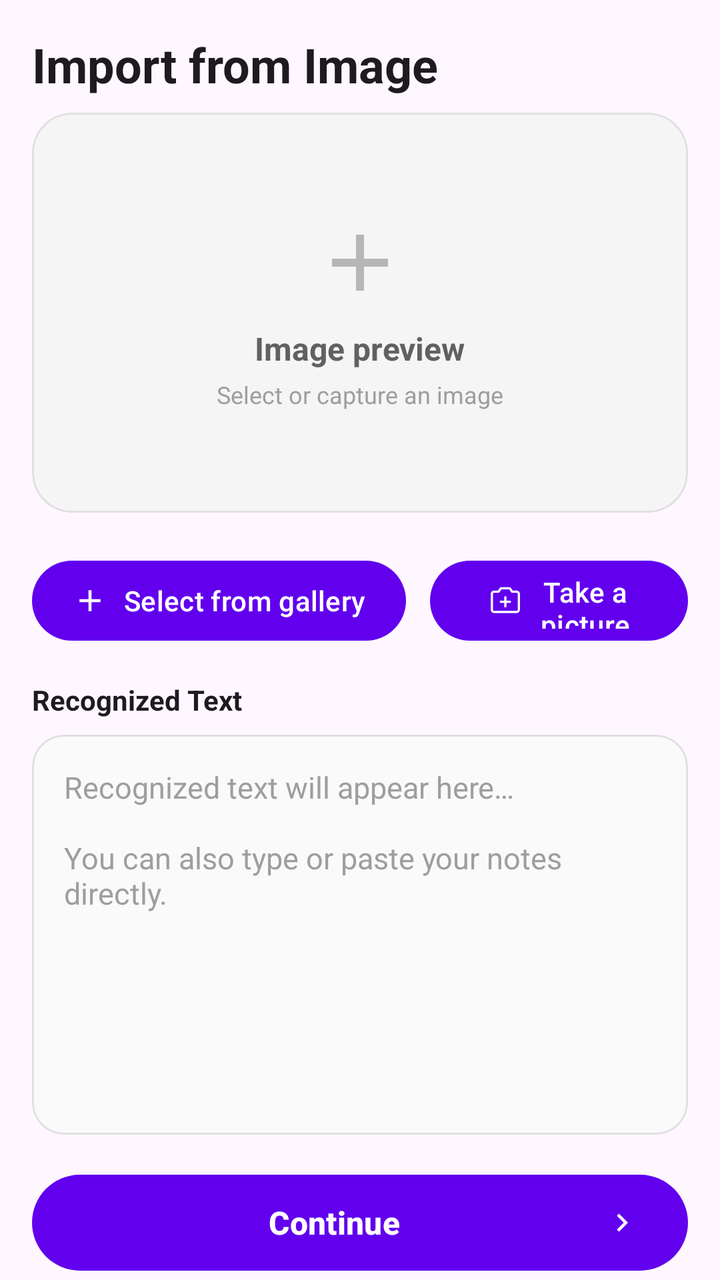
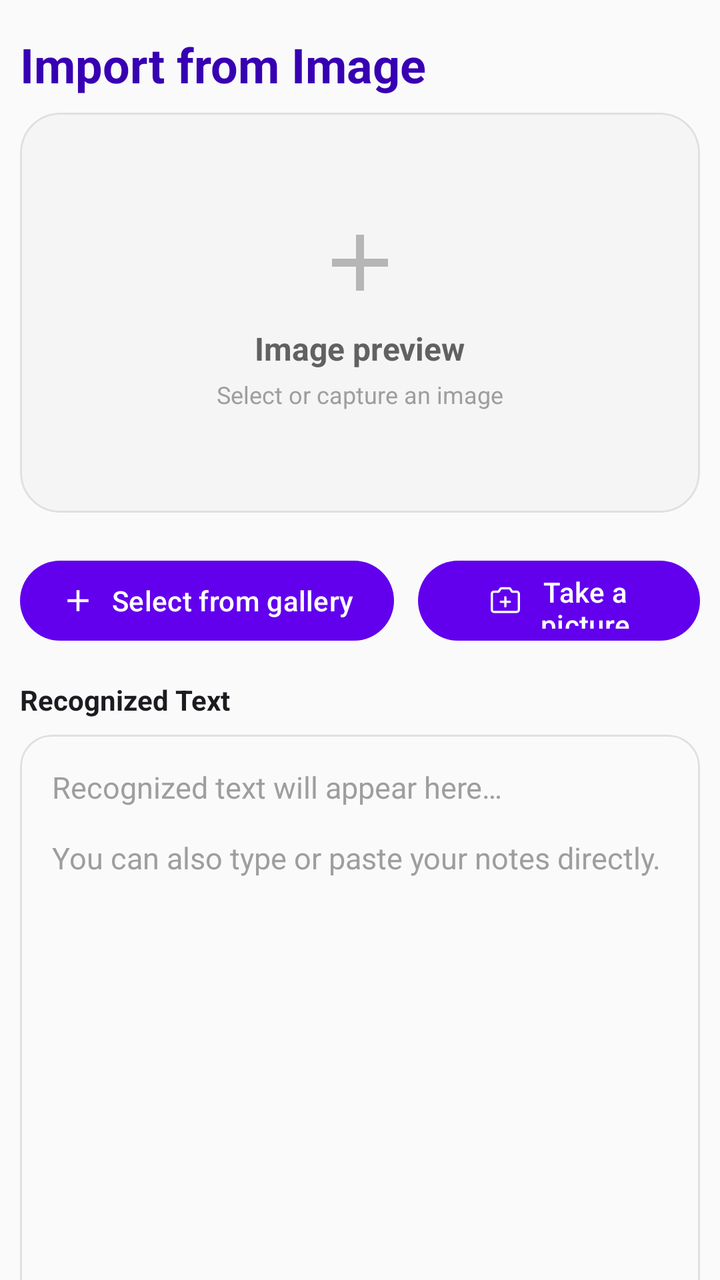

Two renders of the same Android screen: before a commit and after it. Below are the layout's source before the change and the commit's diff.
<!-- AndroidManifest.xml: application theme Theme.BrainByte -->
<!-- res/layout/fragment_import.xml -->
<?xml version="1.0" encoding="utf-8"?>
<androidx.core.widget.NestedScrollView xmlns:android="http://schemas.android.com/apk/res/android"
    xmlns:app="http://schemas.android.com/apk/res-auto"
    xmlns:tools="http://schemas.android.com/tools"
    android:layout_width="match_parent"
    android:layout_height="match_parent"
    android:background="?attr/colorSurface"
    tools:context=".ImportFragment">

    <androidx.constraintlayout.widget.ConstraintLayout
        android:layout_width="match_parent"
        android:layout_height="wrap_content"
        android:padding="16dp">

    
    <TextView
        android:id="@+id/headerTitle"
        android:layout_width="0dp"
        android:layout_height="wrap_content"
        android:text="@string/import_header_title"
        android:textColor="?attr/colorOnSurface"
        android:textSize="24sp"
        android:textStyle="bold"
        android:layout_marginBottom="16dp"
        android:paddingBottom="8dp"
        app:layout_constraintEnd_toEndOf="parent"
        app:layout_constraintStart_toStartOf="parent"
        app:layout_constraintTop_toTopOf="parent" />

    
    <com.google.android.material.card.MaterialCardView
        android:id="@+id/imagePreviewCard"
        android:layout_width="0dp"
        android:layout_height="200dp"
        app:cardBackgroundColor="#F5F5F5"
        app:cardCornerRadius="20dp"
        app:cardElevation="0dp"
        app:strokeColor="#E0E0E0"
        app:strokeWidth="1dp"
        app:layout_constraintEnd_toEndOf="parent"
        app:layout_constraintStart_toStartOf="parent"
        app:layout_constraintTop_toBottomOf="@id/headerTitle">

        <FrameLayout
            android:layout_width="match_parent"
            android:layout_height="match_parent">

            <ImageView
                android:id="@+id/imagePreview"
                android:layout_width="match_parent"
                android:layout_height="match_parent"
                android:contentDescription="@string/import_image_content_description"
                android:scaleType="centerCrop"
                android:visibility="gone"
                tools:visibility="gone" />

            
            <LinearLayout
                android:id="@+id/placeholderContainer"
                android:layout_width="wrap_content"
                android:layout_height="wrap_content"
                android:layout_gravity="center"
                android:gravity="center"
                android:orientation="vertical">

                <ImageView
                    android:layout_width="48dp"
                    android:layout_height="48dp"
                    android:layout_marginBottom="8dp"
                    android:src="@drawable/ic_add"
                    android:alpha="0.5"
                    android:contentDescription="@string/import_placeholder_icon"
                    app:tint="#757575" />

                <TextView
                    android:id="@+id/imagePlaceholderText"
                    android:layout_width="wrap_content"
                    android:layout_height="wrap_content"
                    android:text="@string/import_image_preview"
                    android:textColor="#616161"
                    android:textSize="16sp"
                    android:textStyle="bold" />

                <TextView
                    android:layout_width="wrap_content"
                    android:layout_height="wrap_content"
                    android:layout_marginTop="4dp"
                    android:text="@string/import_image_preview_hint"
                    android:textColor="#9E9E9E"
                    android:textSize="12sp" />

            </LinearLayout>

            
            <ProgressBar
                android:id="@+id/progressBar"
                android:layout_width="48dp"
                android:layout_height="48dp"
                android:layout_gravity="center"
                android:visibility="gone"
                android:indeterminateTint="#6200EE"
                tools:visibility="gone" />

        </FrameLayout>

    </com.google.android.material.card.MaterialCardView>

    
    <LinearLayout
        android:id="@+id/buttonsContainer"
        android:layout_width="0dp"
        android:layout_height="wrap_content"
        android:layout_marginTop="20dp"
        android:gravity="center"
        android:orientation="horizontal"
        app:layout_constraintEnd_toEndOf="parent"
        app:layout_constraintStart_toStartOf="parent"
        app:layout_constraintTop_toBottomOf="@id/imagePreviewCard">

        <com.google.android.material.button.MaterialButton
            android:id="@+id/btnSelectFromGallery"
            android:layout_width="wrap_content"
            android:layout_height="48dp"
            android:layout_marginEnd="12dp"
            android:paddingStart="20dp"
            android:paddingEnd="20dp"
            android:text="@string/import_select_from_gallery"
            android:textAllCaps="false"
            android:textSize="14sp"
            app:backgroundTint="#6200EE"
            app:cornerRadius="24dp"
            app:icon="@drawable/ic_add"
            app:iconGravity="textStart"
            app:iconPadding="8dp"
            app:iconTint="@color/white" />

        <com.google.android.material.button.MaterialButton
            android:id="@+id/btnTakePicture"
            android:layout_width="wrap_content"
            android:layout_height="48dp"
            android:paddingStart="20dp"
            android:paddingEnd="20dp"
            android:text="@string/import_take_picture"
            android:textAllCaps="false"
            android:textSize="14sp"
            app:backgroundTint="#6200EE"
            app:cornerRadius="24dp"
            app:icon="@drawable/ic_camera_plus"
            app:iconGravity="textStart"
            app:iconPadding="8dp"
            app:iconTint="@color/white" />

    </LinearLayout>

    
    <TextView
        android:id="@+id/recognizedTextLabel"
        android:layout_width="0dp"
        android:layout_height="wrap_content"
        android:layout_marginTop="16dp"
        android:text="@string/import_recognized_text"
        android:textColor="?attr/colorOnSurface"
        android:textSize="14sp"
        android:textStyle="bold"
        app:layout_constraintEnd_toEndOf="parent"
        app:layout_constraintStart_toStartOf="parent"
        app:layout_constraintTop_toBottomOf="@id/buttonsContainer" />

    <com.google.android.material.card.MaterialCardView
        android:id="@+id/recognizedTextCard"
        android:layout_width="0dp"
        android:layout_height="wrap_content"
        android:layout_marginTop="8dp"
        android:minHeight="200dp"
        app:cardBackgroundColor="#FAFAFA"
        app:cardCornerRadius="16dp"
        app:cardElevation="0dp"
        app:strokeColor="#E0E0E0"
        app:strokeWidth="1dp"
        app:layout_constraintEnd_toEndOf="parent"
        app:layout_constraintStart_toStartOf="parent"
        app:layout_constraintTop_toBottomOf="@id/recognizedTextLabel">

        <EditText
            android:id="@+id/recognizedTextView"
            android:layout_width="match_parent"
            android:layout_height="wrap_content"
            android:autofillHints="none"
            android:background="@android:color/transparent"
            android:gravity="top|start"
            android:hint="@string/import_recognized_text_hint"
            android:inputType="textMultiLine"
            android:minHeight="200dp"
            android:padding="16dp"
            android:textColor="#424242"
            android:textColorHint="#9E9E9E"
            android:textSize="15sp" />

    </com.google.android.material.card.MaterialCardView>

    
    <com.google.android.material.button.MaterialButton
        android:id="@+id/btnNext"
        android:layout_width="0dp"
        android:layout_height="56dp"
        android:layout_marginTop="16dp"
        android:layout_marginBottom="16dp"
        android:text="@string/import_continue"
        android:textAllCaps="false"
        android:textSize="16sp"
        android:textStyle="bold"
        app:backgroundTint="#6200EE"
        app:cornerRadius="28dp"
        app:icon="@drawable/ic_chevron_right"
        app:iconGravity="end"
        app:iconPadding="8dp"
        app:iconTint="@color/white"
        app:layout_constraintEnd_toEndOf="parent"
        app:layout_constraintStart_toStartOf="parent"
        app:layout_constraintTop_toBottomOf="@id/recognizedTextCard" />

    </androidx.constraintlayout.widget.ConstraintLayout>

</androidx.core.widget.NestedScrollView>
<!-- resources referenced by this layout -->
<resources>
  <color name="white">#FFFFFFFF</color>
  <!-- drawable ic_add (drawable) -->
  <vector xmlns:android="http://schemas.android.com/apk/res/android" android:height="24dp" android:tint="#000000" android:viewportHeight="24" android:viewportWidth="24" android:width="24dp">
        
      <path android:fillColor="@android:color/white" android:pathData="M19,13h-6v6h-2v-6H5v-2h6V5h2v6h6v2z"/>
      
  </vector>
  <!-- drawable ic_camera_plus (drawable) -->
  <vector xmlns:android="http://schemas.android.com/apk/res/android"
      android:width="48dp"
      android:height="48dp"
      android:viewportWidth="256"
      android:viewportHeight="256">
    <path
        android:pathData="M168,136a8,8 0,0 1,-8 8L136,144v24a8,8 0,0 1,-16 0L120,144L96,144a8,8 0,0 1,0 -16h24L120,104a8,8 0,0 1,16 0v24h24A8,8 0,0 1,168 136ZM232,80L232,192a24,24 0,0 1,-24 24L48,216a24,24 0,0 1,-24 -24L24,80A24,24 0,0 1,48 56L75.72,56L87,39.12A16,16 0,0 1,100.28 32h55.44A16,16 0,0 1,169 39.12L180.28,56L208,56A24,24 0,0 1,232 80ZM216,80a8,8 0,0 0,-8 -8L176,72a8,8 0,0 1,-6.66 -3.56L155.72,48L100.28,48L86.66,68.44A8,8 0,0 1,80 72L48,72a8,8 0,0 0,-8 8L40,192a8,8 0,0 0,8 8L208,200a8,8 0,0 0,8 -8Z"
        android:fillColor="#ffffff"/>
  </vector>
  <!-- drawable ic_chevron_right (drawable) -->
  <vector xmlns:android="http://schemas.android.com/apk/res/android" android:height="24dp" android:tint="#000000" android:viewportHeight="24" android:viewportWidth="24" android:width="24dp">
        
      <path android:fillColor="@android:color/white" android:pathData="M10,6L8.59,7.41 13.17,12l-4.58,4.59L10,18l6,-6z"/>
      
  </vector>
  <string name="import_continue">Continue</string>
  <string name="import_header_title">Import from Image</string>
  <string name="import_image_content_description">Selected image preview</string>
  <string name="import_image_preview">Image preview</string>
  <string name="import_image_preview_hint">Select or capture an image</string>
  <string name="import_placeholder_icon">Add image icon</string>
  <string name="import_recognized_text">Recognized Text</string>
  <string name="import_recognized_text_hint">Recognized text will appear here…\n\nYou can also type or paste your notes directly.</string>
  <string name="import_select_from_gallery">Select from gallery</string>
  <string name="import_take_picture">Take a picture</string>
  <style name="Theme.BrainByte" parent="Base.Theme.BrainByte" />
  <style name="Base.Theme.BrainByte" parent="Theme.Material3.DayNight.NoActionBar">
      </style>
</resources>

<!-- the commit's change to res/layout/fragment_import.xml (unified diff, before → after) -->
@@ -10,24 +10,26 @@
     <androidx.constraintlayout.widget.ConstraintLayout
         android:layout_width="match_parent"
         android:layout_height="wrap_content"
-        android:padding="16dp">
-
-    
+        android:paddingTop="16dp"
+        android:paddingHorizontal="10dp"
+        android:paddingBottom="45dp"
+        android:layout_marginBottom="55dp"
+        android:background="#fafafa">
+
     <TextView
         android:id="@+id/headerTitle"
         android:layout_width="0dp"
         android:layout_height="wrap_content"
         android:text="@string/import_header_title"
-        android:textColor="?attr/colorOnSurface"
         android:textSize="24sp"
         android:textStyle="bold"
+        android:textColor="@color/design_default_color_primary_dark"
         android:layout_marginBottom="16dp"
         android:paddingBottom="8dp"
         app:layout_constraintEnd_toEndOf="parent"
         app:layout_constraintStart_toStartOf="parent"
         app:layout_constraintTop_toTopOf="parent" />
 
-    
     <com.google.android.material.card.MaterialCardView
         android:id="@+id/imagePreviewCard"
         android:layout_width="0dp"
@@ -54,7 +56,6 @@
                 android:visibility="gone"
                 tools:visibility="gone" />
 
-            
             <LinearLayout
                 android:id="@+id/placeholderContainer"
                 android:layout_width="wrap_content"
@@ -127,6 +128,7 @@
             android:text="@string/import_select_from_gallery"
             android:textAllCaps="false"
             android:textSize="14sp"
+            android:textColor="@color/white"
             app:backgroundTint="#6200EE"
             app:cornerRadius="24dp"
             app:icon="@drawable/ic_add"
@@ -143,6 +145,7 @@
             android:text="@string/import_take_picture"
             android:textAllCaps="false"
             android:textSize="14sp"
+            android:textColor="@color/white"
             app:backgroundTint="#6200EE"
             app:cornerRadius="24dp"
             app:icon="@drawable/ic_camera_plus"
@@ -184,13 +187,13 @@
         <EditText
             android:id="@+id/recognizedTextView"
             android:layout_width="match_parent"
-            android:layout_height="wrap_content"
+            android:layout_height="match_parent"
             android:autofillHints="none"
             android:background="@android:color/transparent"
             android:gravity="top|start"
             android:hint="@string/import_recognized_text_hint"
             android:inputType="textMultiLine"
-            android:minHeight="200dp"
+            android:minHeight="300dp"
             android:padding="16dp"
             android:textColor="#424242"
             android:textColorHint="#9E9E9E"
@@ -200,7 +203,7 @@
 
     
     <com.google.android.material.button.MaterialButton
-        android:id="@+id/btnNext"
+        android:id="@+id/continueBtn"
         android:layout_width="0dp"
         android:layout_height="56dp"
         android:layout_marginTop="16dp"
@@ -209,12 +212,9 @@
         android:textAllCaps="false"
         android:textSize="16sp"
         android:textStyle="bold"
+        android:textColor="@color/white"
         app:backgroundTint="#6200EE"
         app:cornerRadius="28dp"
-        app:icon="@drawable/ic_chevron_right"
-        app:iconGravity="end"
-        app:iconPadding="8dp"
-        app:iconTint="@color/white"
         app:layout_constraintEnd_toEndOf="parent"
         app:layout_constraintStart_toStartOf="parent"
         app:layout_constraintTop_toBottomOf="@id/recognizedTextCard" />
<!-- resource entries referenced after the edit -->
@@ -17,12 +17,6 @@
         android:pathData="M168,136a8,8 0,0 1,-8 8L136,144v24a8,8 0,0 1,-16 0L120,144L96,144a8,8 0,0 1,0 -16h24L120,104a8,8 0,0 1,16 0v24h24A8,8 0,0 1,168 136ZM232,80L232,192a24,24 0,0 1,-24 24L48,216a24,24 0,0 1,-24 -24L24,80A24,24 0,0 1,48 56L75.72,56L87,39.12A16,16 0,0 1,100.28 32h55.44A16,16 0,0 1,169 39.12L180.28,56L208,56A24,24 0,0 1,232 80ZM216,80a8,8 0,0 0,-8 -8L176,72a8,8 0,0 1,-6.66 -3.56L155.72,48L100.28,48L86.66,68.44A8,8 0,0 1,80 72L48,72a8,8 0,0 0,-8 8L40,192a8,8 0,0 0,8 8L208,200a8,8 0,0 0,8 -8Z"
         android:fillColor="#ffffff"/>
   </vector>
-  <!-- drawable ic_chevron_right (drawable) -->
-  <vector xmlns:android="http://schemas.android.com/apk/res/android" android:height="24dp" android:tint="#000000" android:viewportHeight="24" android:viewportWidth="24" android:width="24dp">
-        
-      <path android:fillColor="@android:color/white" android:pathData="M10,6L8.59,7.41 13.17,12l-4.58,4.59L10,18l6,-6z"/>
-      
-  </vector>
   <string name="import_continue">Continue</string>
   <string name="import_header_title">Import from Image</string>
   <string name="import_image_content_description">Selected image preview</string>
